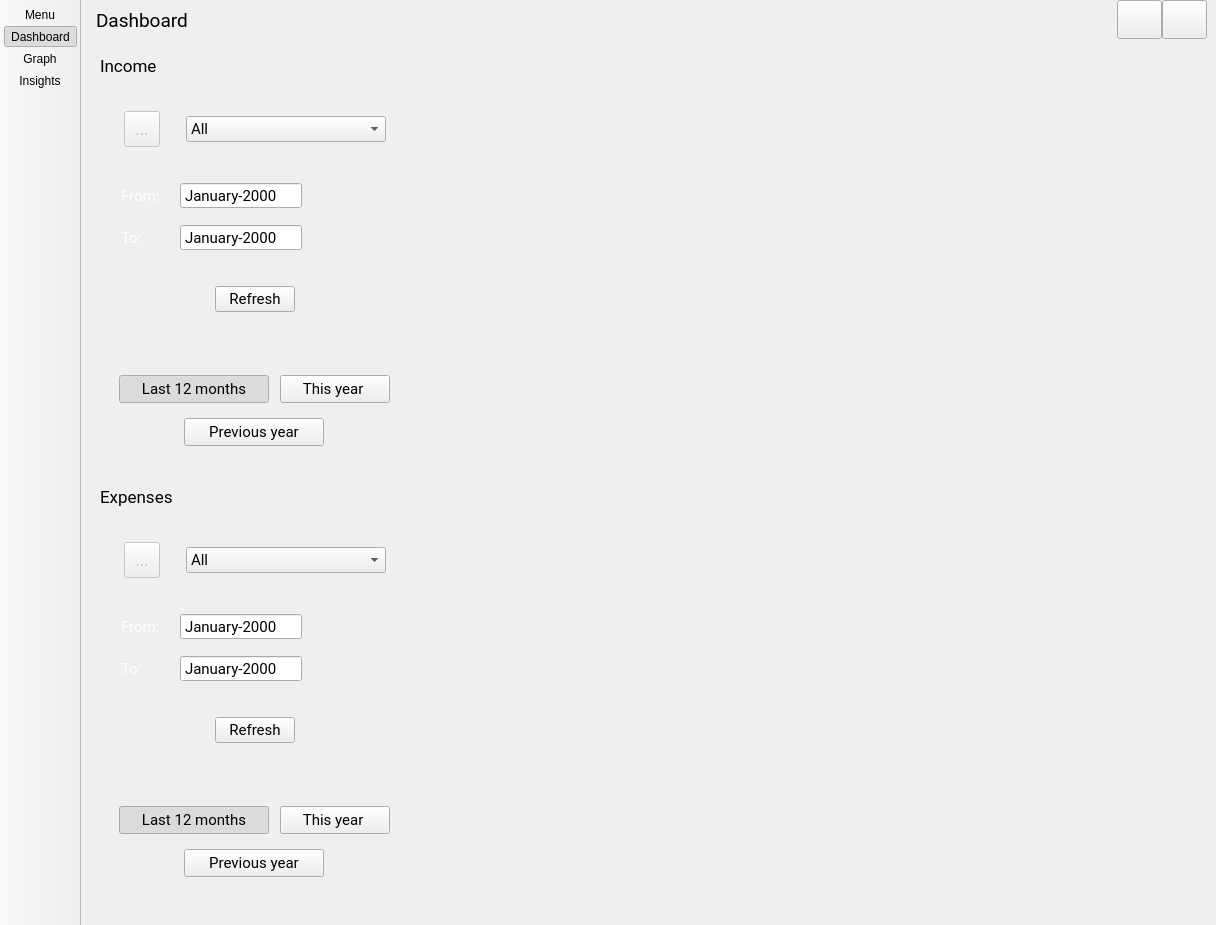
Old version of the form skeletons/MainWindow.ui in the repository opierre/Budgetter.
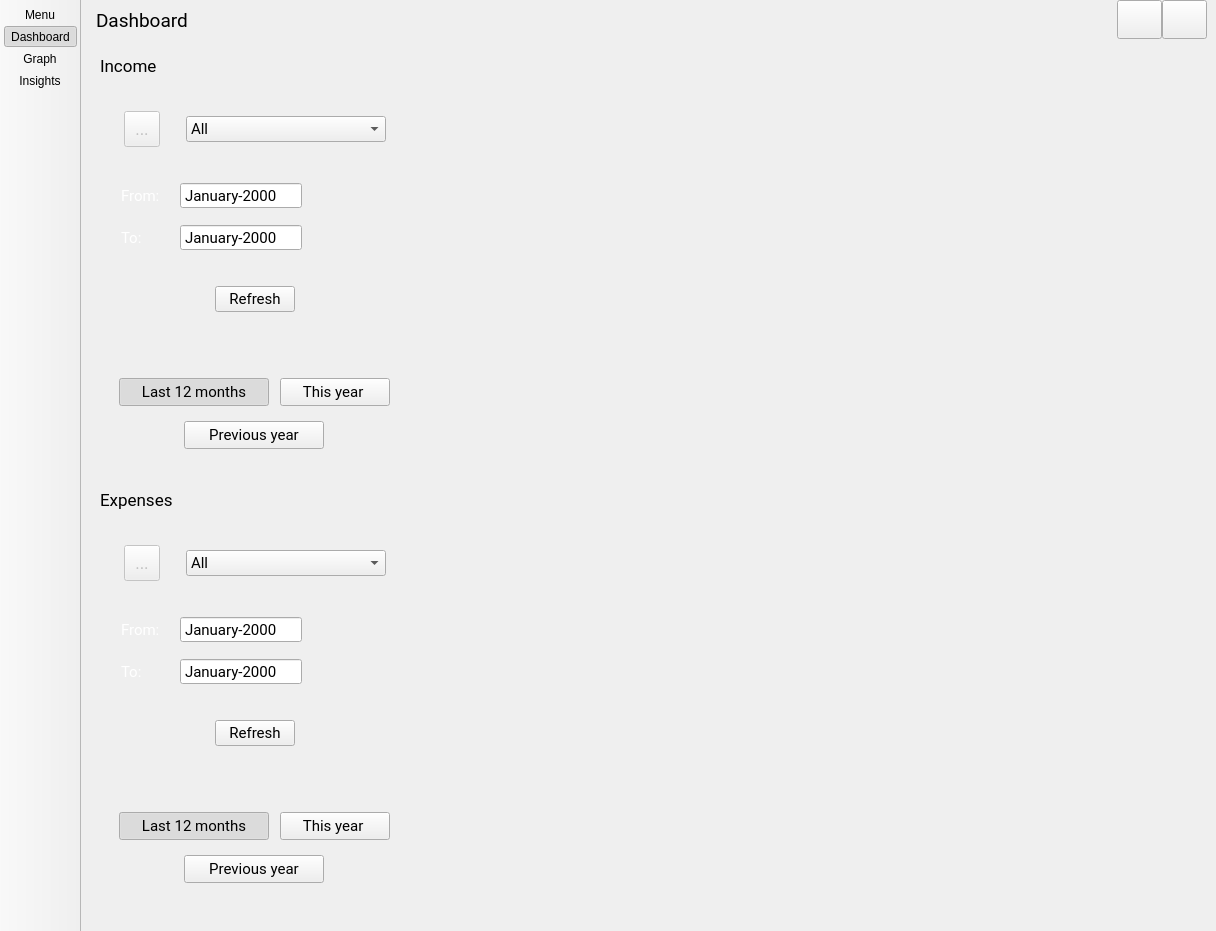
New version of the form. Icons and pictures are not drawn. Custom widgets are drawn as their Qt base class.

The edit to the form file:
```diff
--- a/skeletons/MainWindow.ui
+++ b/skeletons/MainWindow.ui
@@ -7,7 +7,7 @@
     <x>0</x>
     <y>0</y>
     <width>1216</width>
-    <height>925</height>
+    <height>931</height>
    </rect>
   </property>
   <property name="windowTitle">
```
Left out of the diff: 2 changed lines with no effect on the pictures.
